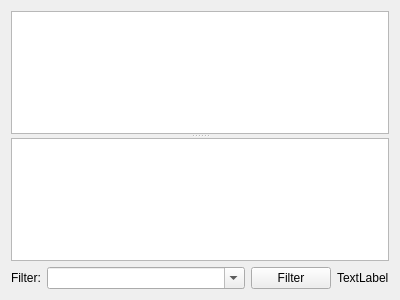
Qt form src/logfilewidget.ui (dapaulid/xenon) before a commit.
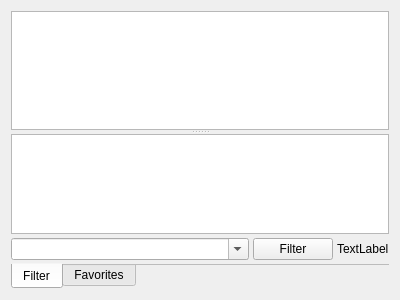
The same form after that commit.

Commit message: Use tabWidget for filter and favorites.

Patch:
```diff
--- a/src/logfilewidget.ui
+++ b/src/logfilewidget.ui
@@ -42,21 +42,41 @@
        <number>26</number>
       </attribute>
      </widget>
+     <widget class="QTabWidget" name="tabWidget">
+      <property name="tabPosition">
+       <enum>QTabWidget::South</enum>
+      </property>
+      <property name="currentIndex">
+       <number>0</number>
+      </property>
+      <property name="documentMode">
+       <bool>true</bool>
+      </property>
+      <widget class="QWidget" name="tabFilter">
+       <attribute name="title">
+        <string>Filter</string>
+       </attribute>
+       <layout class="QVBoxLayout" name="verticalLayout_2">
+        <property name="spacing">
+         <number>4</number>
+        </property>
+        <property name="leftMargin">
+         <number>0</number>
+        </property>
+        <property name="topMargin">
+         <number>0</number>
+        </property>
+        <property name="rightMargin">
+         <number>0</number>
+        </property>
+        <property name="bottomMargin">
+         <number>3</number>
+        </property>
+        <item>
      <widget class="QTableView" name="tblFiltered"/>
-    </widget>
    </item>
    <item>
     <layout class="QHBoxLayout" name="horizontalLayout">
-     <item>
-      <widget class="QLabel" name="lblFilter">
-       <property name="text">
-        <string>Filter:</string>
-       </property>
-       <property name="buddy">
-        <cstring>cbxFilter</cstring>
-       </property>
-      </widget>
-     </item>
      <item>
       <widget class="QComboBox" name="cbxFilter">
        <property name="sizePolicy">
@@ -85,6 +105,16 @@
       </widget>
      </item>
     </layout>
+        </item>
+       </layout>
+      </widget>
+      <widget class="QWidget" name="tabFavorites">
+       <attribute name="title">
+        <string>Favorites</string>
+       </attribute>
+      </widget>
+     </widget>
+    </widget>
    </item>
   </layout>
  </widget>
```
Lines whose indentation alone changed are shown as unchanged. The commit also changes 1 other file.
